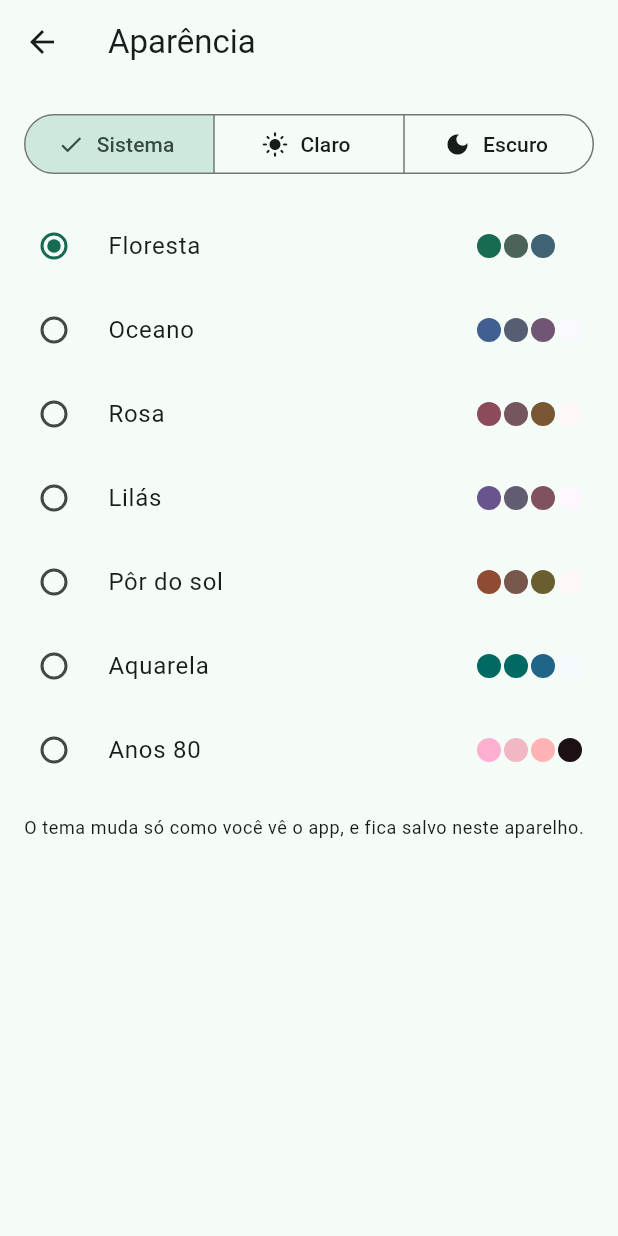
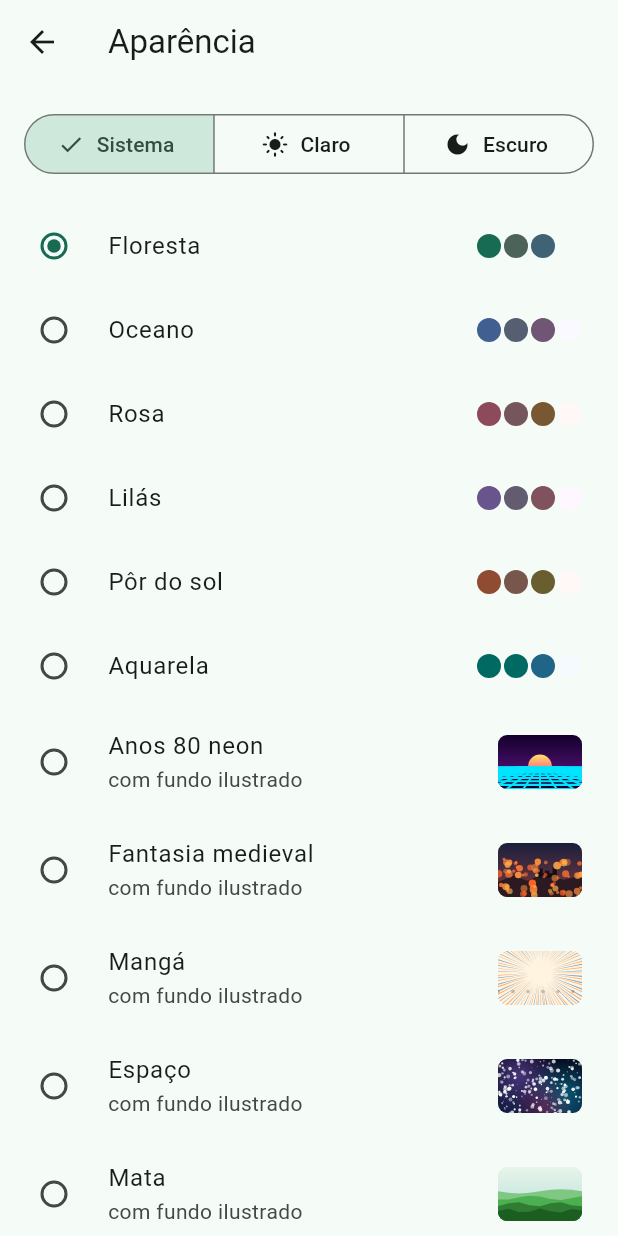
Before and after one commit to guimvmatos/humannet, a Flutter app: the AppearanceScreen screen opened directly, on a phone screen of 412 x 824 dp. Run offline on Flutter 3.47's test engine with Material 3 defaults, Android fonts, the phone set to English and light mode, and no system bars; our stand-ins replace firebase_core, firebase_messaging, flutter_map, flutter_secure_storage, geolocator, image_picker and 1 more; accounts and stored records are empty; network calls fail.

Commit message:
Temas 2.0: fundos ilustrados originais e foto de fundo da galeria
Co-Authored-By: Claude Opus 5.5 <noreply@anthropic.com>
Claude-Session: https://claude.ai/code/session_01ShHXzwgCNrQqLPqci1ts5y

```diff
--- /dev/null
+++ b/app/lib/src/theme/backgrounds.dart
@@ -0,0 +1,316 @@
+import 'dart:io';
+import 'dart:math' as math;
+
+import 'package:flutter/material.dart';
+
+/// Fundos ilustrados dos temas. Desenhados no código (arte original, sem
+/// imagem de terceiros e sem baixar nada).
+enum AppBackground { none, medieval, neon, manga, space, forest, beach }
+
+/// Desenha o fundo escolhido por trás de todas as telas, com um véu da cor
+/// da superfície por cima para o texto continuar legível.
+class ThemedBackground extends StatelessWidget {
+  const ThemedBackground({
+    super.key,
+    required this.background,
+    required this.child,
+    this.photoPath,
+    this.strength = 0.35,
+  });
+
+  final AppBackground background;
+
+  /// Foto da galeria (tem prioridade sobre o fundo ilustrado).
+  final String? photoPath;
+
+  /// Quanto o fundo aparece (0 = nada, 1 = tudo).
+  final double strength;
+  final Widget child;
+
+  @override
+  Widget build(BuildContext context) {
+    final photo = photoPath;
+    if (background == AppBackground.none && photo == null) return child;
+    final surface = Theme.of(context).colorScheme.surface;
+    return Stack(
+      fit: StackFit.expand,
+      children: [
+        if (photo != null)
+          Image.file(
+            File(photo),
+            key: const Key('photo_background'),
+            fit: BoxFit.cover,
+            errorBuilder: (_, _, _) => const SizedBox.shrink(),
+          )
+        else
+          CustomPaint(
+            key: const Key('themed_background'),
+            painter: BackgroundPainter(background),
+          ),
+        ColoredBox(
+          color: surface.withValues(alpha: 1 - strength.clamp(0.1, 0.8)),
+        ),
+        child,
+      ],
+    );
+  }
+}
+
+class BackgroundPainter extends CustomPainter {
+  const BackgroundPainter(this.kind);
+
+  final AppBackground kind;
+
+  @override
+  void paint(Canvas canvas, Size size) {
+    switch (kind) {
+      case AppBackground.none:
+        return;
+      case AppBackground.medieval:
+        _medieval(canvas, size);
+      case AppBackground.neon:
+        _neon(canvas, size);
+      case AppBackground.manga:
+        _manga(canvas, size);
+      case AppBackground.space:
+        _space(canvas, size);
+      case AppBackground.forest:
+        _forest(canvas, size);
+      case AppBackground.beach:
+        _beach(canvas, size);
+    }
+  }
+
+  @override
+  bool shouldRepaint(BackgroundPainter old) => old.kind != kind;
+
+  static void _gradient(Canvas c, Size s, List<Color> colors) {
+    final rect = Offset.zero & s;
+    c.drawRect(
+      rect,
+      Paint()
+        ..shader = LinearGradient(
+          begin: Alignment.topCenter,
+          end: Alignment.bottomCenter,
+          colors: colors,
+        ).createShader(rect),
+    );
+  }
+
+  /// Serras, um castelo em silhueta e brasas subindo.
+  static void _medieval(Canvas c, Size s) {
+    _gradient(c, s, const [
+      Color(0xFF1B1F3B),
+      Color(0xFF4A2C40),
+      Color(0xFF8C3B2A),
+    ]);
+    final w = s.width, h = s.height;
+    final hills = Path()
+      ..moveTo(0, h * 0.72)
+      ..lineTo(w * 0.18, h * 0.6)
+      ..lineTo(w * 0.35, h * 0.7)
+      ..lineTo(w * 0.55, h * 0.56)
+      ..lineTo(w * 0.78, h * 0.68)
+      ..lineTo(w, h * 0.6)
+      ..lineTo(w, h)
+      ..lineTo(0, h)
+      ..close();
+    c.drawPath(hills, Paint()..color = const Color(0xFF2B1A22));
+    // Castelo: torres com ameias.
+    final castle = Paint()..color = const Color(0xFF140D14);
+    final base = h * 0.62;
+    final x0 = w * 0.48;
+    c.drawRect(Rect.fromLTWH(x0, base - h * 0.06, w * 0.22, h * 0.08), castle);
+    for (final (dx, th) in [(0.0, 0.14), (0.08, 0.1), (0.17, 0.16)]) {
+      final tx = x0 + w * dx;
+      final top = base - h * th;
+      c.drawRect(Rect.fromLTWH(tx, top, w * 0.05, h * th), castle);
+      for (var i = 0; i < 3; i++) {
+        c.drawRect(
+          Rect.fromLTWH(tx + i * w * 0.02, top - h * 0.012, w * 0.012, h * 0.012),
+          castle,
+        );
+      }
+    }
+    final r = math.Random(7);
+    for (var i = 0; i < 70; i++) {
+      c.drawCircle(
+        Offset(r.nextDouble() * w, h * (0.3 + r.nextDouble() * 0.7)),
+        0.8 + r.nextDouble() * 1.8,
+        Paint()
+          ..color = Color.lerp(
+            const Color(0xFFFFB74D),
+            const Color(0xFFFF5722),
+            r.nextDouble(),
+          )!.withValues(alpha: 0.5 + r.nextDouble() * 0.5),
+      );
+    }
+  }
+
+  /// Sol listrado e grade em perspectiva (estética retrô dos anos 80).
+  static void _neon(Canvas c, Size s) {
+    _gradient(c, s, const [
+      Color(0xFF12002B),
+      Color(0xFF3D0B5C),
+      Color(0xFF7A1360),
+    ]);
+    final w = s.width, h = s.height;
+    final horizon = h * 0.6;
+    final sun = Offset(w / 2, horizon - h * 0.02);
+    final radius = math.min(w, h) * 0.22;
+    final sunRect = Rect.fromCircle(center: sun, radius: radius);
+    c.save();
+    c.clipRect(Rect.fromLTRB(0, 0, w, horizon));
+    c.drawCircle(
+      sun,
+      radius,
+      Paint()
+        ..shader = const LinearGradient(
+          begin: Alignment.topCenter,
+          end: Alignment.bottomCenter,
+          colors: [Color(0xFFFFE066), Color(0xFFFF2E93)],
+        ).createShader(sunRect),
+    );
+    final gap = Paint()..color = const Color(0xFF3D0B5C);
+    for (var i = 0; i < 5; i++) {
+      final y = sun.dy + radius * (0.15 + i * 0.18);
+      c.drawRect(Rect.fromLTWH(0, y, w, 2.0 + i * 1.5), gap);
+    }
+    c.restore();
+    c.drawRect(
+      Rect.fromLTRB(0, horizon, w, h),
+      Paint()..color = const Color(0xFF14002E),
+    );
+    final line = Paint()
+      ..color = const Color(0xFF00E5FF)
+      ..strokeWidth = 1.4;
+    for (var i = 0; i <= 10; i++) {
+      final t = i / 10;
+      final y = horizon + (h - horizon) * t * t;
+      c.drawLine(Offset(0, y), Offset(w, y), line);
+    }
+    for (var i = -12; i <= 12; i++) {
+      c.drawLine(
+        Offset(w / 2 + i * w * 0.02, horizon),
+        Offset(w / 2 + i * w * 0.2, h),
+        line,
+      );
+    }
+  }
+
+  /// Linhas de velocidade e retícula, como página de mangá.
+  static void _manga(Canvas c, Size s) {
+    c.drawRect(Offset.zero & s, Paint()..color = const Color(0xFFFFF4E0));
+    final w = s.width, h = s.height;
+    final center = Offset(w * 0.5, h * 0.4);
+    final r = math.Random(3);
+    final ray = Paint()..color = const Color(0xFFFF6D00);
+    for (var i = 0; i < 90; i++) {
+      final a = i / 90 * 2 * math.pi + r.nextDouble() * 0.03;
+      final inner = math.min(w, h) * (0.18 + r.nextDouble() * 0.12);
+      final far = math.max(w, h) * 1.2;
+      final spread = 0.006 + r.nextDouble() * 0.01;
+      final path = Path()
+        ..moveTo(center.dx + math.cos(a) * inner, center.dy + math.sin(a) * inner)
+        ..lineTo(
+          center.dx + math.cos(a - spread) * far,
+          center.dy + math.sin(a - spread) * far,
+        )
+        ..lineTo(
+          center.dx + math.cos(a + spread) * far,
+          center.dy + math.sin(a + spread) * far,
+        )
+        ..close();
+      c.drawPath(path, ray..color = (i.isEven
+          ? const Color(0xFFFF6D00)
+          : const Color(0xFF1565C0)).withValues(alpha: 0.55));
+    }
+    final dot = Paint()..color = const Color(0x33000000);
+    for (var y = h * 0.75; y < h; y += 10) {
+      for (var x = 0.0; x < w; x += 10) {
+        c.drawCircle(Offset(x, y), 1.2 + (y - h * 0.75) / h * 8, dot);
+      }
+    }
+  }
+
+  /// Céu estrelado com nebulosas.
+  static void _space(Canvas c, Size s) {
+    _gradient(c, s, const [Color(0xFF05061A), Color(0xFF0D1B3D)]);
+    final w = s.width, h = s.height;
+    for (final (pos, color, size) in [
+      (Offset(w * 0.25, h * 0.3), const Color(0x887E57C2), 0.5),
+      (Offset(w * 0.8, h * 0.65), const Color(0x6600BCD4), 0.45),
+      (Offset(w * 0.55, h * 0.9), const Color(0x55E91E63), 0.35),
+    ]) {
+      final radius = math.max(w, h) * size;
+      c.drawCircle(
+        pos,
+        radius,
+        Paint()
+          ..shader = RadialGradient(
+            colors: [color, color.withValues(alpha: 0)],
+          ).createShader(Rect.fromCircle(center: pos, radius: radius)),
+      );
+    }
+    final r = math.Random(11);
+    final star = Paint()..color = Colors.white;
+    for (var i = 0; i < 220; i++) {
+      c.drawCircle(
+        Offset(r.nextDouble() * w, r.nextDouble() * h),
+        r.nextDouble() * 1.4,
+        star..color = Colors.white.withValues(alpha: 0.4 + r.nextDouble() * 0.6),
+      );
+    }
+  }
+
+  /// Morros em camadas, do mais claro ao mais escuro.
+  static void _forest(Canvas c, Size s) {
+    _gradient(c, s, const [Color(0xFFE8F5E9), Color(0xFFB2DFDB)]);
+    final w = s.width, h = s.height;
+    const layers = [
+      Color(0xFF81C784),
+      Color(0xFF4CAF50),
+      Color(0xFF2E7D32),
+      Color(0xFF1B5E20),
+    ];
+    for (final (i, color) in layers.indexed) {
+      final top = h * (0.45 + i * 0.12);
+      final path = Path()..moveTo(0, top);
+      for (var x = 0.0; x <= w; x += w / 8) {
+        path.lineTo(x, top + math.sin(x / w * math.pi * (2 + i) + i) * h * 0.04);
+      }
+      path
+        ..lineTo(w, h)
+        ..lineTo(0, h)
+        ..close();
+      c.drawPath(path, Paint()..color = color);
+    }
+  }
+
+  /// Sol, mar e areia.
+  static void _beach(Canvas c, Size s) {
+    final w = s.width, h = s.height;
+    _gradient(c, s, const [Color(0xFF81D4FA), Color(0xFFE1F5FE)]);
+    c.drawCircle(
+      Offset(w * 0.78, h * 0.18),
+      math.min(w, h) * 0.1,
+      Paint()..color = const Color(0xFFFFD54F),
+    );
+    final sea = Path()..moveTo(0, h * 0.55);
+    for (var x = 0.0; x <= w; x += w / 12) {
+      sea.lineTo(x, h * 0.55 + math.sin(x / w * math.pi * 6) * 6);
+    }
+    sea
+      ..lineTo(w, h)
+      ..lineTo(0, h)
+      ..close();
+    c.drawPath(sea, Paint()..color = const Color(0xFF0288D1));
+    final sand = Path()
+      ..moveTo(0, h * 0.78)
+      ..quadraticBezierTo(w * 0.5, h * 0.7, w, h * 0.8)
+      ..lineTo(w, h)
+      ..lineTo(0, h)
+      ..close();
+    c.drawPath(sand, Paint()..color = const Color(0xFFFFE0B2));
+  }
+}
--- a/app/lib/src/theme/theme_controller.dart
+++ b/app/lib/src/theme/theme_controller.dart
@@ -1,5 +1,9 @@
 import 'package:flutter/material.dart';
 import 'package:flutter_secure_storage/flutter_secure_storage.dart';
+
+import 'backgrounds.dart';
+
+export 'backgrounds.dart' show AppBackground;
 
 /// Um tema do app (como **eu** vejo o app; SPEC 4.7). Só cores e estilo,
 /// sem identidade visual de terceiros.
@@ -10,6 +14,7 @@ class AppPalette {
     required this.seed,
     this.variant = DynamicSchemeVariant.tonalSpot,
     this.fixedBrightness,
+    this.background = AppBackground.none,
   });
 
   final String id;
@@ -19,6 +24,9 @@ class AppPalette {
 
   /// Alguns temas só existem num modo (ex.: "Anos 80" é sempre escuro).
   final Brightness? fixedBrightness;
+
+  /// Fundo ilustrado do tema (arte original, desenhada no app).
+  final AppBackground background;
 
   ThemeData data(Brightness brightness) {
     final b = fixedBrightness ?? brightness;
@@ -47,12 +55,53 @@ const appPalettes = <AppPalette>[
   ),
   AppPalette(
     id: 'anos-80',
-    label: 'Anos 80',
+    label: 'Anos 80 neon',
     seed: Color(0xFFFF00A8),
     variant: DynamicSchemeVariant.vibrant,
     fixedBrightness: Brightness.dark,
+    background: AppBackground.neon,
+  ),
+  AppPalette(
+    id: 'medieval',
+    label: 'Fantasia medieval',
+    seed: Color(0xFFB0532F),
+    variant: DynamicSchemeVariant.content,
+    fixedBrightness: Brightness.dark,
+    background: AppBackground.medieval,
+  ),
+  AppPalette(
+    id: 'manga',
+    label: 'Mangá',
+    seed: Color(0xFFFF6D00),
+    variant: DynamicSchemeVariant.vibrant,
+    fixedBrightness: Brightness.light,
+    background: AppBackground.manga,
+  ),
+  AppPalette(
+    id: 'espaco',
+    label: 'Espaço',
+    seed: Color(0xFF5C6BC0),
+    fixedBrightness: Brightness.dark,
+    background: AppBackground.space,
+  ),
+  AppPalette(
+    id: 'mata',
+    label: 'Mata',
+    seed: Color(0xFF2E7D32),
+    fixedBrightness: Brightness.light,
+    background: AppBackground.forest,
+  ),
+  AppPalette(
+    id: 'praia',
+    label: 'Praia',
+    seed: Color(0xFF0288D1),
+    fixedBrightness: Brightness.light,
+    background: AppBackground.beach,
   ),
 ];
+
+/// Que fundo usar: o do tema, nenhum ou uma foto da galeria.
+enum BackgroundMode { theme, none, photo }
 
 /// Onde guardar a preferência (no aparelho; R5: nada vai para o servidor).
 abstract interface class PrefsStore {
@@ -92,10 +141,30 @@ class ThemeController extends ChangeNotifier {
 
   static const _paletteKey = 'theme_palette';
   static const _modeKey = 'theme_mode';
+  static const _bgKey = 'theme_bg';
+  static const _photoKey = 'theme_bg_photo';
+  static const _strengthKey = 'theme_bg_strength';
 
   final PrefsStore _store;
   AppPalette _palette = appPalettes.first;
   ThemeMode _mode = ThemeMode.system;
+  BackgroundMode _bgMode = BackgroundMode.theme;
+  String? _photoPath;
+  double _strength = 0.35;
+
+  BackgroundMode get backgroundMode => _bgMode;
+
+  /// Fundo ilustrado em uso (nenhum se o modo não for "do tema").
+  AppBackground get background =>
+      _bgMode == BackgroundMode.theme ? _palette.background : AppBackground.none;
+
+  /// Foto de fundo em uso (só no modo "foto").
+  String? get photoPath => _bgMode == BackgroundMode.photo ? _photoPath : null;
+  String? get savedPhotoPath => _photoPath;
+
+  /// Quanto o fundo aparece por trás do conteúdo (0,15 a 0,6).
+  double get strength => _strength;
+  bool get hasBackground => background != AppBackground.none || photoPath != null;
 
   AppPalette get palette => _palette;
   ThemeMode get mode => _palette.fixedBrightness == null
@@ -105,8 +174,18 @@ class ThemeController extends ChangeNotifier {
             : ThemeMode.light);
   ThemeMode get chosenMode => _mode;
 
-  ThemeData get light => _palette.data(Brightness.light);
-  ThemeData get dark => _palette.data(Brightness.dark);
+  ThemeData get light => _withBackground(_palette.data(Brightness.light));
+  ThemeData get dark => _withBackground(_palette.data(Brightness.dark));
+
+  /// Com fundo, as telas ficam transparentes para ele aparecer.
+  ThemeData _withBackground(ThemeData t) => hasBackground
+      ? t.copyWith(
+          scaffoldBackgroundColor: Colors.transparent,
+          appBarTheme: AppBarTheme(
+            backgroundColor: t.colorScheme.surface.withValues(alpha: 0.85),
+          ),
+        )
+      : t;
 
   Future<void> load() async {
     try {
@@ -120,6 +199,17 @@ class ThemeController extends ChangeNotifier {
         (m) => m.name == mode,
         orElse: () => ThemeMode.system,
       );
+      final bg = await _store.read(_bgKey);
+      _bgMode = BackgroundMode.values.firstWhere(
+        (m) => m.name == bg,
+        orElse: () => BackgroundMode.theme,
+      );
+      _photoPath = await _store.read(_photoKey);
+      if (_bgMode == BackgroundMode.photo && _photoPath == null) {
+        _bgMode = BackgroundMode.theme;
+      }
+      _strength = (double.tryParse(await _store.read(_strengthKey) ?? '') ?? 0.35)
+          .clamp(0.15, 0.6);
       notifyListeners();
     } catch (_) {
       // Sem preferência salva: fica o padrão.
@@ -137,6 +227,28 @@ class ThemeController extends ChangeNotifier {
     notifyListeners();
     await _store.write(_modeKey, m.name);
   }
+
+  Future<void> setBackgroundMode(BackgroundMode m) async {
+    if (m == BackgroundMode.photo && _photoPath == null) return;
+    _bgMode = m;
+    notifyListeners();
+    await _store.write(_bgKey, m.name);
+  }
+
+  /// Foto já salva no aparelho (caminho do arquivo). Passa a ser o fundo.
+  Future<void> setPhoto(String path) async {
+    _photoPath = path;
+    _bgMode = BackgroundMode.photo;
+    notifyListeners();
+    await _store.write(_photoKey, path);
+    await _store.write(_bgKey, BackgroundMode.photo.name);
+  }
+
+  Future<void> setStrength(double v) async {
+    _strength = v.clamp(0.15, 0.6);
+    notifyListeners();
+    await _store.write(_strengthKey, _strength.toStringAsFixed(2));
+  }
 }
 
 /// Dá acesso ao [ThemeController] em qualquer tela.
--- a/app/lib/src/ui/app.dart
+++ b/app/lib/src/ui/app.dart
@@ -1,6 +1,7 @@
 import 'package:flutter/material.dart';
 
 import '../auth/session_controller.dart';
+import '../theme/backgrounds.dart';
 import '../theme/theme_controller.dart';
 import 'cpf.dart';
 import 'home_shell.dart';
@@ -35,6 +36,12 @@ class _HumanNetAppState extends State<HumanNetApp> {
           theme: _themes.light,
           darkTheme: _themes.dark,
           themeMode: _themes.mode,
+          builder: (context, child) => ThemedBackground(
+            background: _themes.background,
+            photoPath: _themes.photoPath,
+            strength: _themes.strength,
+            child: child ?? const SizedBox.shrink(),
+          ),
           home: ListenableBuilder(
             listenable: session,
             builder: (context, _) => switch (session.status) {
--- a/app/lib/src/ui/appearance_screen.dart
+++ b/app/lib/src/ui/appearance_screen.dart
@@ -1,6 +1,31 @@
+import 'dart:io';
+
 import 'package:flutter/material.dart';
+import 'package:path_provider/path_provider.dart';
 
+import '../theme/backgrounds.dart';
 import '../theme/theme_controller.dart';
+import 'photos.dart';
+
+/// Escolhe uma foto da galeria e guarda uma cópia só neste aparelho.
+Future<String?> _pickBackgroundPhoto() async {
+  final photos = await pickPhotos();
+  if (photos.isEmpty) return null;
+  final dir = await getApplicationDocumentsDirectory();
+  // Nome novo a cada troca (o Flutter guarda imagens em cache pelo caminho).
+  for (final old in dir.listSync().whereType<File>()) {
+    if (old.path.contains('fundo_')) {
+      try {
+        old.deleteSync();
+      } catch (_) {}
+    }
+  }
+  final file = File(
+    '${dir.path}/fundo_${DateTime.now().millisecondsSinceEpoch}.jpg',
+  );
+  await file.writeAsBytes(photos.first, flush: true);
+  return file.path;
+}
 
 /// Escolha do tema do app. Fica salvo só neste aparelho.
 class AppearanceScreen extends StatelessWidget {
@@ -65,9 +90,87 @@ class AppearanceScreen extends StatelessWidget {
                     key: Key('palette_${p.id}'),
                     value: p.id,
                     title: Text(p.label),
-                    secondary: _Swatch(p),
+                    subtitle: p.background == AppBackground.none
+                        ? null
+                        : const Text('com fundo ilustrado'),
+                    secondary: p.background == AppBackground.none
+                        ? _Swatch(p)
+                        : _Preview(p.background),
                   ),
               ],
+            ),
+          ),
+          const Divider(height: 32),
+          Padding(
+            padding: const EdgeInsets.symmetric(horizontal: 16),
+            child: Text('Fundo', style: Theme.of(context).textTheme.titleSmall),
+          ),
+          Padding(
+            padding: const EdgeInsets.fromLTRB(16, 8, 16, 0),
+            child: SegmentedButton<BackgroundMode>(
+              key: const Key('background_mode'),
+              segments: const [
+                ButtonSegment(
+                  value: BackgroundMode.theme,
+                  label: Text('Do tema'),
+                ),
+                ButtonSegment(value: BackgroundMode.none, label: Text('Nenhum')),
+                ButtonSegment(
+                  value: BackgroundMode.photo,
+                  label: Text('Minha foto'),
+                ),
+              ],
+              selected: {themes.backgroundMode},
+              onSelectionChanged: (s) async {
+                final m = s.first;
+                if (m == BackgroundMode.photo && themes.savedPhotoPath == null) {
+                  final path = await _pickBackgroundPhoto();
+                  if (path != null) await themes.setPhoto(path);
+                } else {
+                  await themes.setBackgroundMode(m);
+                }
+              },
+            ),
+          ),
+          if (themes.backgroundMode == BackgroundMode.photo)
+            Align(
+              alignment: Alignment.centerLeft,
+              child: Padding(
+                padding: const EdgeInsets.symmetric(horizontal: 8),
+                child: TextButton.icon(
+                  onPressed: () async {
+                    final path = await _pickBackgroundPhoto();
+                    if (path != null) await themes.setPhoto(path);
+                  },
+                  icon: const Icon(Icons.photo_library_outlined),
+                  label: const Text('Trocar foto'),
+                ),
+              ),
+            ),
+          if (themes.hasBackground)
+            Padding(
+              padding: const EdgeInsets.fromLTRB(16, 8, 16, 0),
+              child: Row(
+                children: [
+                  const Text('Intensidade'),
+                  Expanded(
+                    child: Slider(
+                      key: const Key('background_strength'),
+                      value: themes.strength,
+                      min: 0.15,
+                      max: 0.6,
+                      onChanged: themes.setStrength,
+                    ),
+                  ),
+                ],
+              ),
+            ),
+          Padding(
+            padding: const EdgeInsets.fromLTRB(16, 4, 16, 0),
+            child: Text(
+              'Os fundos são arte original desenhada no app. A sua foto fica '
+              'só neste aparelho e ninguém mais vê.',
+              style: Theme.of(context).textTheme.bodySmall,
             ),
           ),
           Padding(
@@ -110,3 +213,20 @@ class _Swatch extends StatelessWidget {
     );
   }
 }
+
+/// Miniatura do fundo ilustrado.
+class _Preview extends StatelessWidget {
+  const _Preview(this.background);
+
+  final AppBackground background;
+
+  @override
+  Widget build(BuildContext context) => ClipRRect(
+    borderRadius: BorderRadius.circular(6),
+    child: SizedBox(
+      width: 56,
+      height: 36,
+      child: CustomPaint(painter: BackgroundPainter(background)),
+    ),
+  );
+}
--- a/app/pubspec.yaml
+++ b/app/pubspec.yaml
@@ -18,6 +18,7 @@ dependencies:
   flutter_map: ^8.1.1
   latlong2: ^0.9.1
   geolocator: ^14.0.0
+  path_provider: ^2.1.5
 
 dev_dependencies:
   flutter_test:
```
Also changed, not shown: 1 other file.
